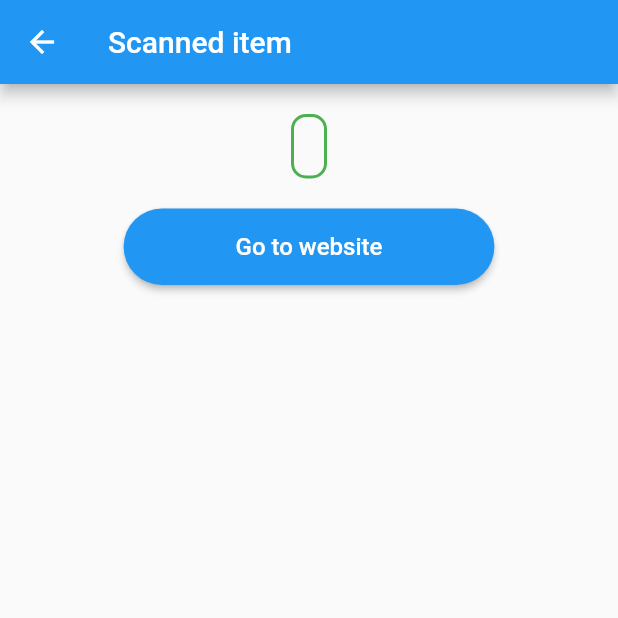
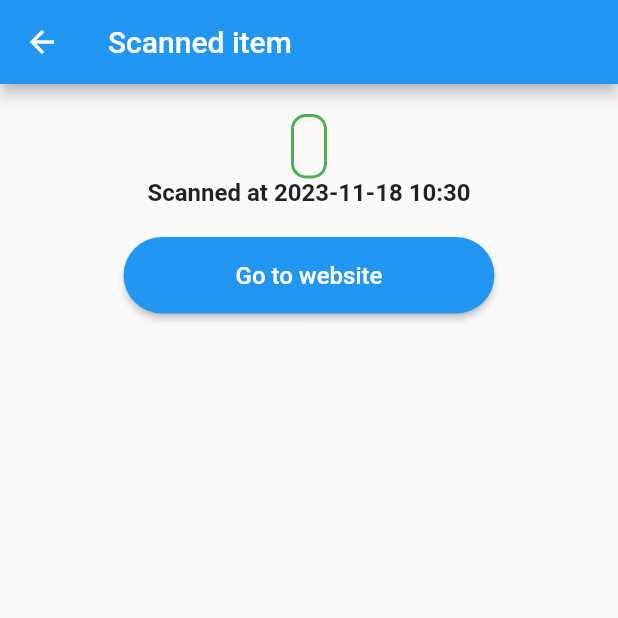
Before and after one commit to Elofsson/qr_scanner, a Flutter app: the DisplayItem screen opened directly with empty values, after a tap on "Go to website", on a phone screen of 412 x 824 dp, the top half of it. Run offline on Flutter 3.47's test engine with Material 2 defaults, Android fonts, the phone set to English and light mode, and no system bars; missing offline and left inert: mobile_scanner.

Commit message:
Fixed a bug where once the user left the application and came back the screen would freeze. Added timestamp to be displayed to show when a qrcode was scanned.

```diff
--- a/lib/display_item.dart
+++ b/lib/display_item.dart
@@ -1,9 +1,8 @@
 import 'package:flutter/material.dart';
 import 'package:qr_scanner/ui/scanned_item.dart';
+import 'package:qr_scanner/utils/utils.dart';
 import 'package:url_launcher/url_launcher.dart';
 
-
-//TODO add timestamp?
 class DisplayItem extends StatelessWidget {
 
   final Item barcode;
@@ -42,12 +41,19 @@ class DisplayItem extends StatelessWidget {
                   style: const TextStyle(fontSize: 16.0, fontWeight: FontWeight.bold),
                 ),
             ),
+            Text(
+              "Scanned at ${getTimestamp()}",
+              style: const TextStyle(
+                fontSize: 16.0,
+                fontWeight: FontWeight.bold
+              )
+            ),
             const SizedBox(height: 20,),
             SizedBox(
               width: MediaQuery.of(context).size.width * 0.6,
               child:
               ElevatedButton(
-                onPressed: () {
+                onPressed: () async {
                   // Button pressed action
                   _navigateToUrl(context, barcode.value);
                 },
@@ -71,28 +77,12 @@ class DisplayItem extends StatelessWidget {
     );
   }
 
-  //TODO This works! But there is a problem where once the link has been clicked and you return to the application,
-  // it is stuck at the same spot
-  void _navigateToUrl(BuildContext context, String urlStr) async {
+  Future<void> _navigateToUrl(BuildContext context, String urlStr) async {
     final Uri url = Uri.parse(urlStr);
     try {
-      launchUrl(url);
+      await launchUrl(url);
     } catch(e) {
-      _showErrorSnackbar(context, "Failed to open the website );");
+      showErrorSnackbarWithContext(context, "Failed to open the website );");
     }
   }
-
-  void _showErrorSnackbar(BuildContext context, String errorMessage) {
-    final snackBar = SnackBar(
-      content: Text(errorMessage),
-      action: SnackBarAction(
-        label: 'OK',
-        onPressed: () {
-          // Some action to take when the user presses the "OK" button
-        },
-      ),
-    );
-
-    ScaffoldMessenger.of(context).showSnackBar(snackBar);
-  }
 }
--- a/lib/main.dart
+++ b/lib/main.dart
@@ -1,5 +1,6 @@
 import 'package:flutter/material.dart';
 import 'package:qr_scanner/qr_scanner.dart';
+import 'package:qr_scanner/utils/globals.dart';
 
 void main() {
   runApp(const MyApp());
@@ -13,6 +14,7 @@ class MyApp extends StatelessWidget {
   Widget build(BuildContext context) {
     return MaterialApp(
       title: 'Flutter Demo',
+      scaffoldMessengerKey: snackbarKey,
       theme: ThemeData(
         primarySwatch: Colors.blue,
       ),
--- /dev/null
+++ b/lib/utils/globals.dart
@@ -0,0 +1,6 @@
+//globals.dart
+
+import 'package:flutter/material.dart';
+
+final GlobalKey<ScaffoldMessengerState> snackbarKey =
+    GlobalKey<ScaffoldMessengerState>();
--- /dev/null
+++ b/lib/utils/utils.dart
@@ -0,0 +1,46 @@
+import 'package:flutter/material.dart';
+import 'package:flutter/widgets.dart';
+
+import 'globals.dart';
+
+void showErrorSnackbarWithContext(BuildContext context, String errorMessage) {
+  final snackBar = SnackBar(
+    content: Text(errorMessage),
+    action: SnackBarAction(
+      label: 'OK',
+      onPressed: () {
+        // Some action to take when the user presses the "OK" button
+      },
+    ),
+  );
+
+  ScaffoldMessenger.of(context).showSnackBar(snackBar);
+}
+
+void showErrorSnackbar(String errorMessage) {
+  final snackBar = SnackBar(
+    content: Text(errorMessage),
+    action: SnackBarAction(
+      label: 'OK',
+      onPressed: () {
+        // Some action to take when the user presses the "OK" button
+      },
+    ),
+  );
+
+  snackbarKey.currentState?.showSnackBar(snackBar);
+}
+
+String getTimestamp() {
+  String timeStamp;
+
+  DateTime now = DateTime.now();
+  int year = now.year;
+  int month = now.month;
+  int day = now.day;
+  int hour = now.hour;
+  int minute = now.minute;
+
+  timeStamp = "$year-$month-$day $hour:$minute";
+  return timeStamp;
+}
```
Also changed, not shown: lib/qr_scanner.dart (+16 -1 lines), lib/ui/scanned_item.dart (+9 -1 lines).
